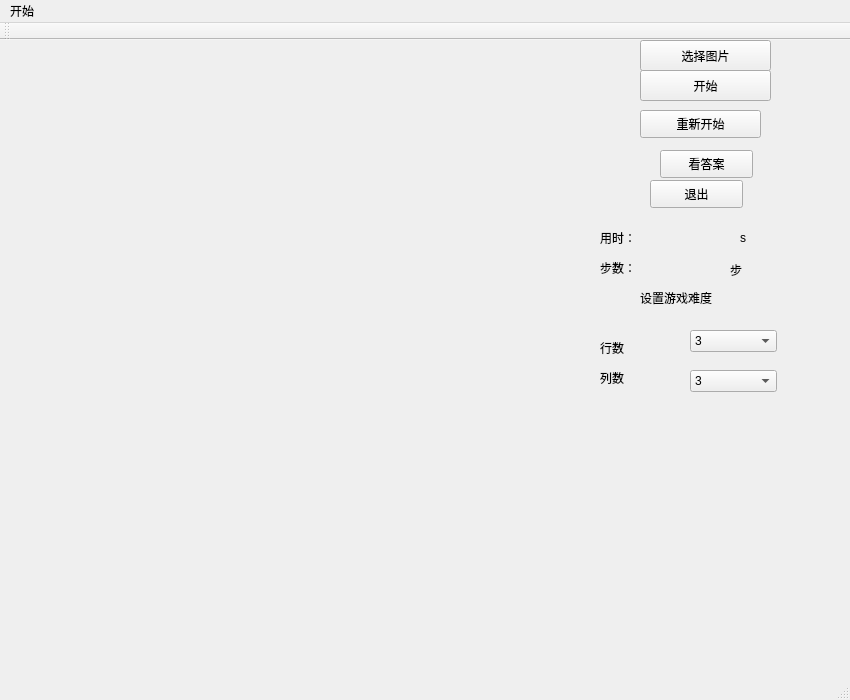
First picture: the form in mainwindow.ui, repository denllx/intelligent-jigsaw, before the edit.
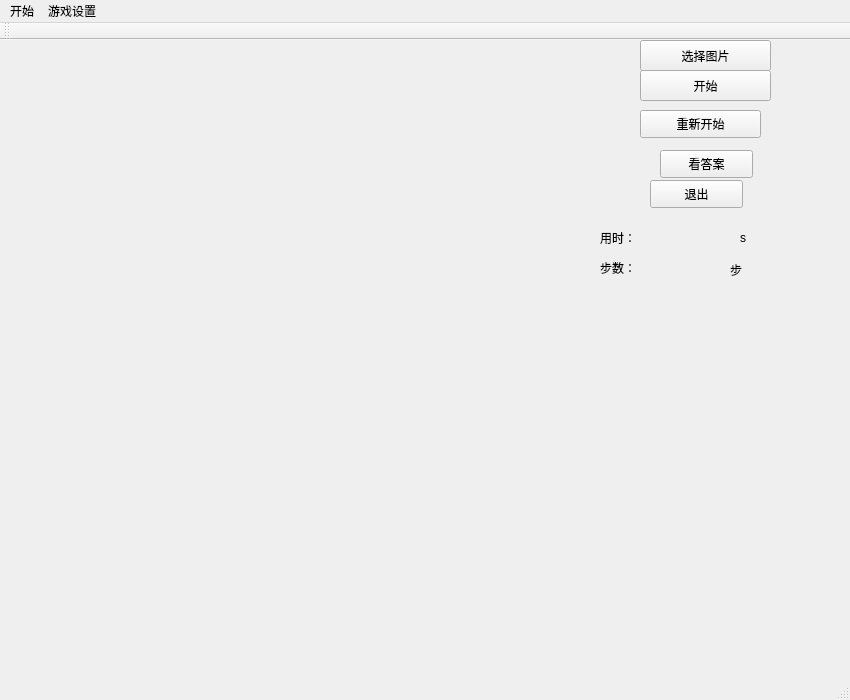
Second picture: the form after the edit. Icons and pictures are not drawn.

What changed in the file:
```diff
--- a/mainwindow.ui
+++ b/mainwindow.ui
@@ -13,7 +13,15 @@
   <property name="windowTitle">
    <string>MainWindow</string>
   </property>
+  <property name="styleSheet">
+   <string notr="true"/>
+  </property>
   <widget class="QWidget" name="centralWidget">
+   <property name="styleSheet">
+    <string notr="true">#centralWidget{
+	background-image:url(:/images/images/mainbg.jpg)
+}</string>
+   </property>
    <widget class="QPushButton" name="select">
     <property name="geometry">
      <rect>
@@ -43,145 +51,6 @@
      <string/>
     </property>
    </widget>
-   <widget class="QLabel" name="label">
-    <property name="geometry">
-     <rect>
-      <x>640</x>
-      <y>250</y>
-      <width>121</width>
-      <height>16</height>
-     </rect>
-    </property>
-    <property name="text">
-     <string>设置游戏难度</string>
-    </property>
-   </widget>
-   <widget class="QLabel" name="label_2">
-    <property name="geometry">
-     <rect>
-      <x>600</x>
-      <y>300</y>
-      <width>72</width>
-      <height>15</height>
-     </rect>
-    </property>
-    <property name="text">
-     <string>行数</string>
-    </property>
-   </widget>
-   <widget class="QLabel" name="label_3">
-    <property name="geometry">
-     <rect>
-      <x>600</x>
-      <y>330</y>
-      <width>72</width>
-      <height>15</height>
-     </rect>
-    </property>
-    <property name="text">
-     <string>列数</string>
-    </property>
-   </widget>
-   <widget class="QComboBox" name="rows">
-    <property name="geometry">
-     <rect>
-      <x>690</x>
-      <y>290</y>
-      <width>87</width>
-      <height>22</height>
-     </rect>
-    </property>
-    <item>
-     <property name="text">
-      <string>3</string>
-     </property>
-    </item>
-    <item>
-     <property name="text">
-      <string>4</string>
-     </property>
-    </item>
-    <item>
-     <property name="text">
-      <string>5</string>
-     </property>
-    </item>
-    <item>
-     <property name="text">
-      <string>6</string>
-     </property>
-    </item>
-    <item>
-     <property name="text">
-      <string>7</string>
-     </property>
-    </item>
-    <item>
-     <property name="text">
-      <string>8</string>
-     </property>
-    </item>
-    <item>
-     <property name="text">
-      <string>9</string>
-     </property>
-    </item>
-    <item>
-     <property name="text">
-      <string>10</string>
-     </property>
-    </item>
-   </widget>
-   <widget class="QComboBox" name="cols">
-    <property name="geometry">
-     <rect>
-      <x>690</x>
-      <y>330</y>
-      <width>87</width>
-      <height>22</height>
-     </rect>
-    </property>
-    <item>
-     <property name="text">
-      <string>3</string>
-     </property>
-    </item>
-    <item>
-     <property name="text">
-      <string>4</string>
-     </property>
-    </item>
-    <item>
-     <property name="text">
-      <string>5</string>
-     </property>
-    </item>
-    <item>
-     <property name="text">
-      <string>6</string>
-     </property>
-    </item>
-    <item>
-     <property name="text">
-      <string>7</string>
-     </property>
-    </item>
-    <item>
-     <property name="text">
-      <string>8</string>
-     </property>
-    </item>
-    <item>
-     <property name="text">
-      <string>9</string>
-     </property>
-    </item>
-    <item>
-     <property name="text">
-      <string>10</string>
-     </property>
-    </item>
-   </widget>
    <widget class="QLabel" name="label_4">
     <property name="geometry">
      <rect>
@@ -327,8 +196,17 @@
      <string>开始</string>
     </property>
     <addaction name="separator"/>
+    <addaction name="actionload_ganme"/>
+    <addaction name="actionsave_game_2"/>
+   </widget>
+   <widget class="QMenu" name="menu_2">
+    <property name="title">
+     <string>游戏设置</string>
+    </property>
+    <addaction name="actionsave_picture"/>
    </widget>
    <addaction name="menu"/>
+   <addaction name="menu_2"/>
   </widget>
   <widget class="QToolBar" name="mainToolBar">
    <attribute name="toolBarArea">
```
Left out of the diff: 30 changed lines with no effect on the pictures.
